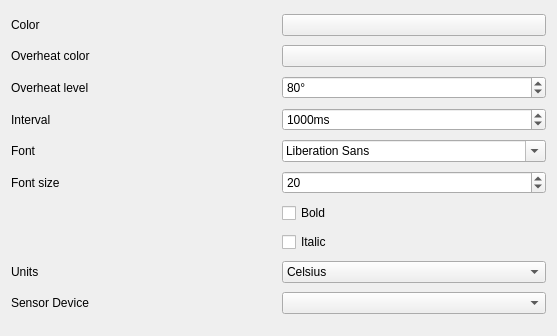
alex-oleshkevich/simple-cpu-sensor, file contents/ui/config.ui: the form before one commit.
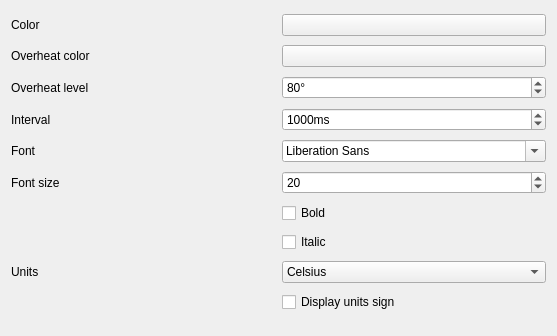
The form after the commit. Custom widgets are drawn as their Qt base class.

Commit message: added possibility to hide units sign

What changed in the file:
```diff
--- a/contents/ui/config.ui
+++ b/contents/ui/config.ui
@@ -14,6 +14,16 @@
    <string>Form</string>
   </property>
   <layout class="QGridLayout" name="gridLayout">
+   <item row="11" column="1">
+    <widget class="QCheckBox" name="kcfg_displayUnitsSign">
+     <property name="text">
+      <string>Display units sign</string>
+     </property>
+     <property name="checked">
+      <bool>false</bool>
+     </property>
+    </widget>
+   </item>
    <item row="0" column="0">
     <widget class="QLabel" name="label_10">
      <property name="toolTip">
@@ -45,9 +55,6 @@
      </item>
     </widget>
    </item>
-   <item row="11" column="1">
-    <widget class="QComboBox" name="kcfg_sensor"/>
-   </item>
    <item row="7" column="0">
     <widget class="QLabel" name="label">
      <property name="text">
@@ -130,13 +137,6 @@
      </property>
     </widget>
    </item>
-   <item row="11" column="0">
-    <widget class="QLabel" name="label_4">
-     <property name="text">
-      <string>Sensor Device</string>
-     </property>
-    </widget>
-   </item>
    <item row="2" column="1">
     <widget class="QSpinBox" name="kcfg_overheatLevel">
      <property name="toolTip">
```
The commit also changes 2 other files.
